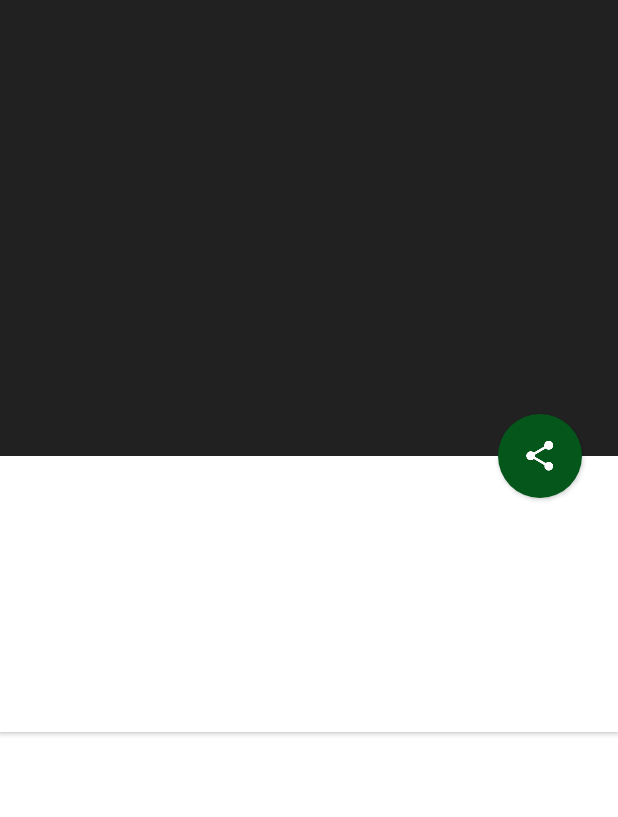
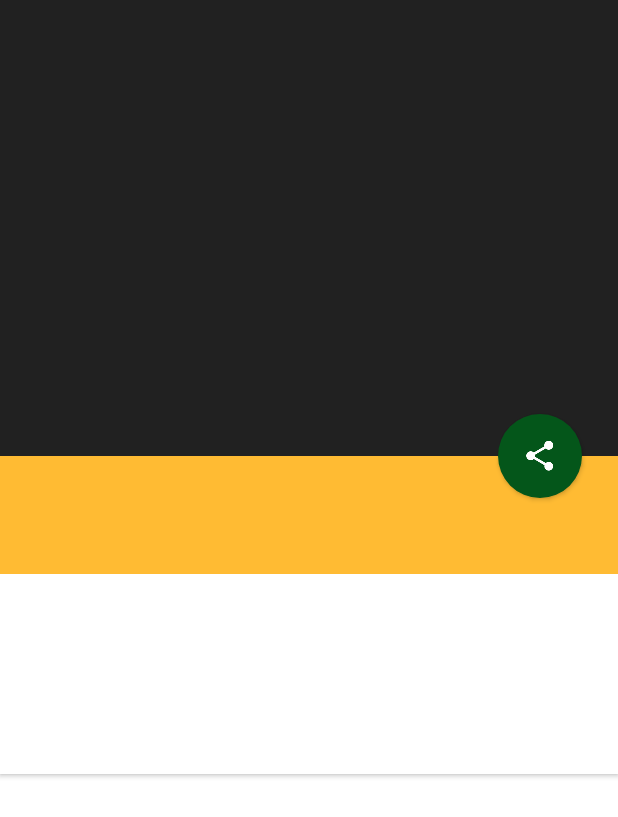
Before and after one commit to ChristianCholewa/xyz-reader-starter-code, an Android app: the layout fragment_article_detail.xml on its own in the app's theme, with its tools: preview values and no code run, on a phone screen of 412 x 824 dp. Shown: the top 817 px of the screen. Run offline under Robolectric (Android 15) with nearby library versions, the phone set to English and light mode, and no system bars.

```diff
--- a/XYZReader/build.gradle
+++ b/XYZReader/build.gradle
@@ -41,4 +41,5 @@ dependencies {
     implementation 'com.squareup.okhttp3:okhttp:3.7.0'
     implementation "com.android.support:design:$androidSupportVersion"
     implementation 'com.squareup.picasso:picasso:2.5.2'
+    implementation 'com.android.support.constraint:constraint-layout:1.1.2'
 }
--- a/XYZReader/src/main/res/layout/fragment_article_detail.xml
+++ b/XYZReader/src/main/res/layout/fragment_article_detail.xml
@@ -6,7 +6,7 @@
     android:background="@android:color/background_light"
     android:fitsSystemWindows="true" >
 
-        <android.support.design.widget.AppBarLayout
+    <android.support.design.widget.AppBarLayout
             android:id="@+id/main.appbar"
             android:layout_width="match_parent"
             android:layout_height="@dimen/detail_photo_height"
@@ -47,42 +47,7 @@
             android:layout_height="match_parent"
             app:layout_behavior="@string/appbar_scrolling_view_behavior">
 
-                <LinearLayout
-                    android:orientation="vertical"
-                    android:layout_width="match_parent"
-                    android:layout_height="wrap_content"
-                    android:layout_gravity="center_horizontal"
-                    android:maxWidth="@dimen/detail_card_max_width"
-                    android:background="#fff"
-                    android:elevation="2dp">
-
-                    <TextView
-                        android:id="@+id/article_title"
-                        style="?android:attr/textAppearanceLarge"
-                        android:layout_width="match_parent"
-                        android:layout_height="wrap_content"
-                        android:paddingBottom="@dimen/detail_metabar_title_bottom_padding"
-                        android:textSize="@dimen/detail_title_text_size"
-                        android:lineSpacingMultiplier="0.9" />
-
-                    <TextView
-                        android:id="@+id/article_byline"
-                        android:layout_width="wrap_content"
-                        android:layout_height="wrap_content"
-                        android:textColor="#8fff" />
-
-                    <TextView
-                        android:id="@+id/article_body"
-                        style="?android:attr/textAppearanceMedium"
-                        android:layout_width="match_parent"
-                        android:layout_height="wrap_content"
-                        android:layout_marginLeft="@dimen/detail_inner_horiz_margin"
-                        android:layout_marginRight="@dimen/detail_inner_horiz_margin"
-                        android:paddingBottom="@dimen/detail_body_bottom_margin"
-                        android:textSize="@dimen/detail_body_text_size"
-                        android:lineSpacingMultiplier="@fraction/detail_body_line_spacing_multiplier" />
-
-                </LinearLayout>
+        <include layout="@layout/scrollview_item" />
 
         </android.support.v4.widget.NestedScrollView>
 
--- a/XYZReader/src/main/res/layout/list_item_article.xml
+++ b/XYZReader/src/main/res/layout/list_item_article.xml
@@ -30,7 +30,6 @@
             android:paddingTop="16dp"
             android:paddingRight="16dp"
             android:paddingBottom="4dp"
-            android:textColor="@color/ltgray"
             android:ellipsize="end"
             android:maxLines="4" />
 
@@ -42,7 +41,6 @@
             android:paddingLeft="16dp"
             android:paddingRight="16dp"
             android:paddingBottom="16dp"
-            android:textColor="#6000"
             android:maxLines="2"
             android:ellipsize="end" />
     </LinearLayout>
--- /dev/null
+++ b/XYZReader/src/main/res/layout/scrollview_item.xml
@@ -0,0 +1,58 @@
+<?xml version="1.0" encoding="utf-8"?>
+<LinearLayout android:orientation="vertical"
+    android:layout_width="match_parent"
+    android:layout_height="wrap_content"
+    android:layout_gravity="center_horizontal"
+    android:maxWidth="@dimen/detail_card_max_width"
+    android:background="#fff"
+    android:elevation="2dp"
+    xmlns:android="http://schemas.android.com/apk/res/android">
+
+    <LinearLayout
+        android:id="@+id/meta_bar"
+        android:layout_width="match_parent"
+        android:layout_height="wrap_content"
+        android:orientation="vertical"
+        android:padding="8dp"
+        android:background="@android:color/holo_orange_light">
+
+        <TextView
+            android:id="@+id/article_title"
+            style="?android:attr/textAppearanceLarge"
+            android:layout_width="match_parent"
+            android:layout_height="wrap_content"
+            android:textSize="@dimen/detail_title_text_size"
+            android:lineSpacingMultiplier="0.9" />
+
+        <LinearLayout
+            android:layout_width="match_parent"
+            android:layout_height="wrap_content"
+            android:orientation="horizontal"
+            android:layout_marginStart="8dp" >
+
+            <TextView
+                android:id="@+id/article_byline"
+                android:layout_width="wrap_content"
+                android:layout_height="wrap_content"/>
+
+            <TextView
+                android:id="@+id/article_author"
+                android:layout_width="wrap_content"
+                android:layout_height="wrap_content"/>
+
+        </LinearLayout>
+    </LinearLayout>
+
+    <TextView
+        android:id="@+id/article_body"
+        style="?android:attr/textAppearanceMedium"
+        android:layout_width="match_parent"
+        android:layout_height="wrap_content"
+        android:layout_marginLeft="@dimen/detail_inner_horiz_margin"
+        android:layout_marginRight="@dimen/detail_inner_horiz_margin"
+        android:layout_marginTop="@dimen/detail_body_top_margin"
+        android:layout_marginBottom="@dimen/detail_body_bottom_margin"
+        android:textSize="@dimen/detail_body_text_size"
+        android:lineSpacingMultiplier="@fraction/detail_body_line_spacing_multiplier" />
+
+</LinearLayout>
```
Also changed, not shown: XYZReader/src/main/java/com/example/xyzreader/data/Tools.java (added, +45 -0 lines), XYZReader/src/main/java/com/example/xyzreader/ui/ArticleDetailFragment.java (+25 -38 lines), XYZReader/src/main/java/com/example/xyzreader/ui/ArticleListActivity.java (+11 -27 lines), XYZReader/src/main/java/com/example/xyzreader/ui/DividerItemDecoration.java (deleted, +0 -101 lines).
